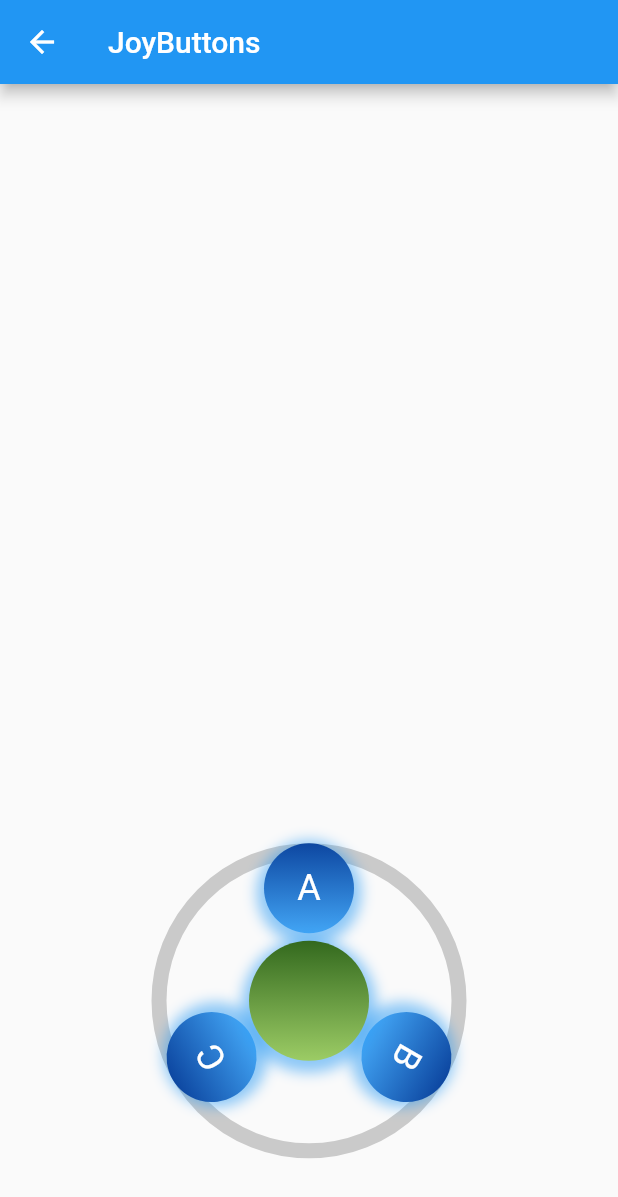
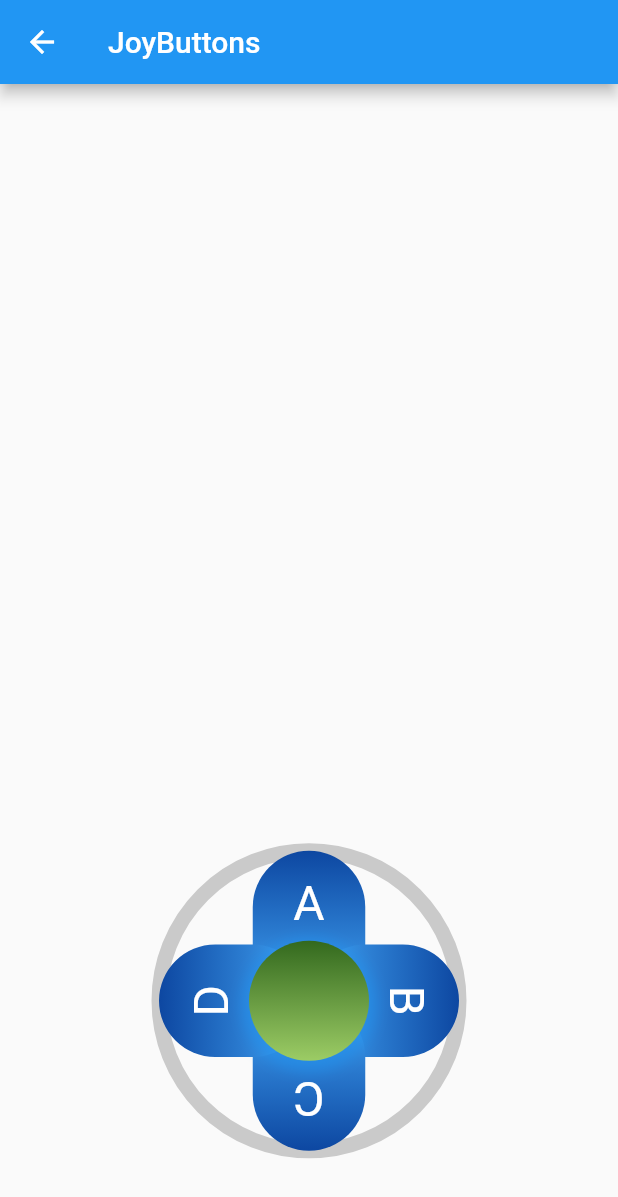
Before and after one commit to cybaker/flutter_joybuttons, a Flutter app: the JoyButtonsExample screen opened directly, on a phone screen of 412 x 824 dp. Shown: the top 1197 px of the screen. Run offline on Flutter 3.47's test engine with Material 2 defaults, Android fonts, the phone set to English and light mode, and no system bars.

Commit message:
Rounded rectangle style default buttons

```diff
--- a/lib/src/joybuttons.dart
+++ b/lib/src/joybuttons.dart
@@ -49,10 +49,22 @@ class JoyButtons extends StatefulWidget {
     this.buttonWidgets = const [
       JoyButtonsButton(),
       JoyButtonsButton(
-        title: Text("B", style: TextStyle(color: Colors.white, fontSize: 24)),
+        title: Padding(
+          padding: EdgeInsets.only(top: 16.0),
+          child: Text("B", style: TextStyle(color: Colors.white, fontSize: 32)),
+        ),
       ),
       JoyButtonsButton(
-        title: Text("C", style: TextStyle(color: Colors.white, fontSize: 24)),
+        title: Padding(
+          padding: EdgeInsets.only(top: 16.0),
+          child: Text("C", style: TextStyle(color: Colors.white, fontSize: 32)),
+        ),
+      ),
+      JoyButtonsButton(
+        title: Padding(
+          padding: EdgeInsets.only(top: 16.0),
+          child: Text("D", style: TextStyle(color: Colors.white, fontSize: 32)),
+        ),
       ),
     ],
     this.allButtonScale = 0.4,
@@ -132,13 +144,14 @@ class _JoyButtonsState extends State<JoyButtons> {
 
   Widget getButtons(List<JoyButtonsButton> buttonWidgets) {
     var divAngle = 2 * 3.1415926 / buttonWidgets.length;
+    double offset = widget.size.height/4;
 
     List<Widget> widgets = [
       for (MapEntry element in buttonWidgets.asMap().entries)
         Transform.rotate(
           angle: element.key * divAngle,
           child: Transform.translate(
-            offset: const Offset(0, -75),
+            offset: Offset(0, -offset),
             child: element.value,
           ),
         )
--- a/lib/src/joybuttons_button.dart
+++ b/lib/src/joybuttons_button.dart
@@ -1,28 +1,27 @@
 import 'package:flutter/material.dart';
 
 class JoyButtonsButton extends StatelessWidget {
-  final Text title;
+  final Widget title;
 
   final MaterialColor widgetColor;
 
-  const JoyButtonsButton({Key? key, this.title = const Text("A", style: TextStyle(color: Colors.white, fontSize: 24),), this.widgetColor = Colors.blue}) : super(key: key);
+  const JoyButtonsButton({
+    Key? key,
+    this.title = const Padding(
+      padding: EdgeInsets.only(top: 16.0),
+      child: Text("A", style: TextStyle(color: Colors.white, fontSize: 32)),
+    ),
+    this.widgetColor = Colors.blue
+  }) : super(key: key);
 
   @override
   Widget build(BuildContext context) {
-    return Stack(alignment: Alignment.center, children: [
+    return Stack(alignment: Alignment.topCenter, children: [
       Container(
-        width: 60,
-        height: 60,
+        width: 75,
+        height: 100,
         decoration: BoxDecoration(
-          shape: BoxShape.circle,
-          boxShadow: [
-            BoxShadow(
-              color: widgetColor.withOpacity(0.5),
-              spreadRadius: 5,
-              blurRadius: 7,
-              offset: const Offset(0, 3),
-            )
-          ],
+          borderRadius: BorderRadius.circular(50),
           gradient: LinearGradient(
             begin: Alignment.topCenter,
             end: Alignment.bottomCenter,
```
